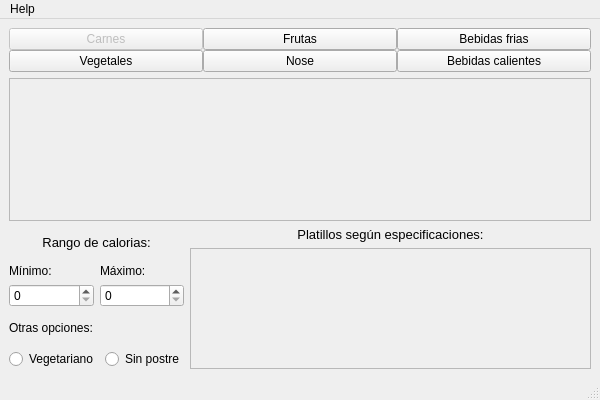
Before: the Qt Designer form ui/vista_usuario.ui in RyanG300/tarea-leanguajes-3, drawn with Qt 5.
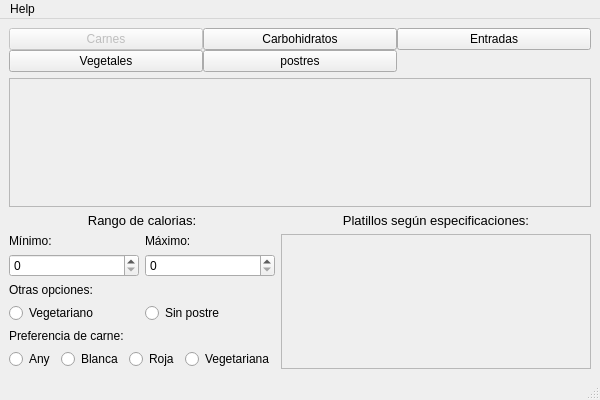
After: the same form once the commit is applied.

```diff
--- a/ui/vista_usuario.ui
+++ b/ui/vista_usuario.ui
@@ -20,13 +20,6 @@
       <property name="spacing">
        <number>0</number>
       </property>
-      <item row="1" column="1">
-       <widget class="QPushButton" name="pushButton">
-        <property name="text">
-         <string>Nose</string>
-        </property>
-       </widget>
-      </item>
       <item row="0" column="0">
        <widget class="QPushButton" name="carnesButton">
         <property name="enabled">
@@ -47,21 +40,21 @@
       <item row="0" column="1">
        <widget class="QPushButton" name="frutasButton">
         <property name="text">
-         <string>Frutas</string>
+         <string>Carbohidratos</string>
         </property>
        </widget>
       </item>
       <item row="0" column="2">
        <widget class="QPushButton" name="bebidasFriasButton">
         <property name="text">
-         <string>Bebidas frias</string>
+         <string>Entradas</string>
         </property>
        </widget>
       </item>
-      <item row="1" column="2">
-       <widget class="QPushButton" name="bebidasCalientesButton">
+      <item row="1" column="1">
+       <widget class="QPushButton" name="postresButton">
         <property name="text">
-         <string>Bebidas calientes</string>
+         <string>postres</string>
         </property>
        </widget>
       </item>
@@ -84,7 +77,7 @@
          <x>0</x>
          <y>0</y>
          <width>580</width>
-         <height>139</height>
+         <height>124</height>
         </rect>
        </property>
        <layout class="QVBoxLayout" name="verticalLayout_2"/>
@@ -159,6 +152,45 @@
           </item>
          </layout>
         </item>
+        <item>
+         <widget class="QLabel" name="label_6">
+          <property name="text">
+           <string>Preferencia de carne:</string>
+          </property>
+         </widget>
+        </item>
+        <item>
+         <layout class="QHBoxLayout" name="horizontalLayout">
+          <item>
+           <widget class="QRadioButton" name="anyCarneRadioButton">
+            <property name="text">
+             <string>Any</string>
+            </property>
+           </widget>
+          </item>
+          <item>
+           <widget class="QRadioButton" name="carneBlancaRadioButton">
+            <property name="text">
+             <string>Blanca</string>
+            </property>
+           </widget>
+          </item>
+          <item>
+           <widget class="QRadioButton" name="carneRojaRadioButton">
+            <property name="text">
+             <string>Roja</string>
+            </property>
+           </widget>
+          </item>
+          <item>
+           <widget class="QRadioButton" name="carneVegetarianaRadioButton">
+            <property name="text">
+             <string>Vegetariana</string>
+            </property>
+           </widget>
+          </item>
+         </layout>
+        </item>
        </layout>
       </item>
       <item>
@@ -192,8 +224,8 @@
             <rect>
              <x>0</x>
              <y>0</y>
-             <width>408</width>
-             <height>112</height>
+             <width>326</width>
+             <height>127</height>
             </rect>
            </property>
           </widget>
```
Left out of the diff: 4 changed lines with no effect on the pictures.
